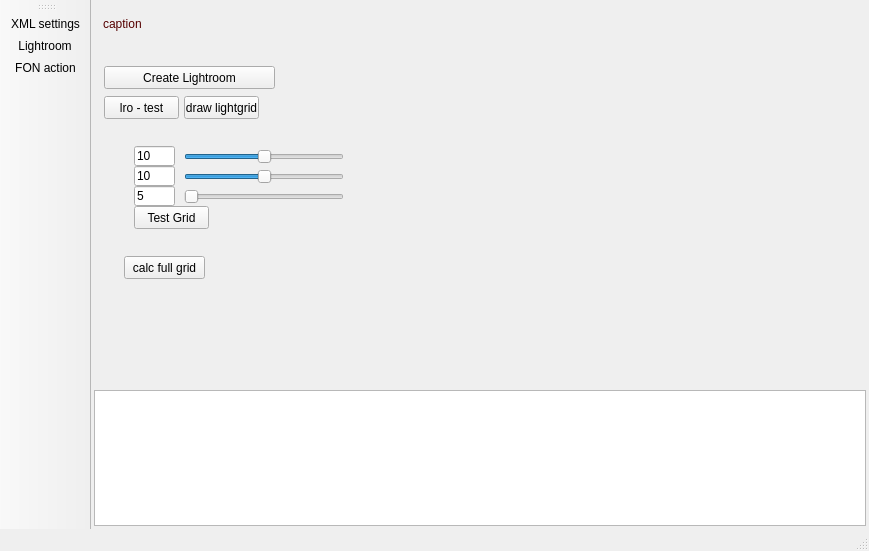
Before: the Qt Designer form fonstudio/mainwindow.ui in edfm-tum/iland-model, drawn with Qt 5.
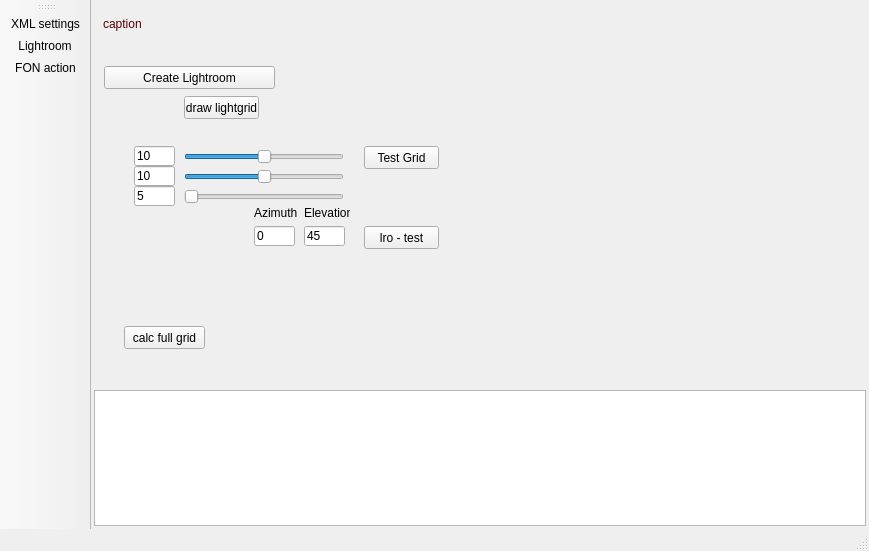
After: the same form once the commit is applied. Icons and pictures are not drawn. Custom widgets are drawn as their Qt base class.

Diff of the .ui file:
```diff
--- a/fonstudio/mainwindow.ui
+++ b/fonstudio/mainwindow.ui
@@ -157,8 +157,8 @@
        <widget class="QPushButton" name="testLRO">
         <property name="geometry">
          <rect>
-          <x>10</x>
-          <y>50</y>
+          <x>270</x>
+          <y>180</y>
           <width>75</width>
           <height>23</height>
          </rect>
@@ -209,8 +209,8 @@
        <widget class="QPushButton" name="lroTestHemi">
         <property name="geometry">
          <rect>
-          <x>40</x>
-          <y>160</y>
+          <x>270</x>
+          <y>100</y>
           <width>75</width>
           <height>23</height>
          </rect>
@@ -223,7 +223,7 @@
         <property name="geometry">
          <rect>
           <x>30</x>
-          <y>210</y>
+          <y>280</y>
           <width>81</width>
           <height>23</height>
          </rect>
@@ -299,6 +299,58 @@
          <enum>Qt::Horizontal</enum>
         </property>
        </widget>
+       <widget class="QLineEdit" name="lrAzim">
+        <property name="geometry">
+         <rect>
+          <x>160</x>
+          <y>180</y>
+          <width>41</width>
+          <height>20</height>
+         </rect>
+        </property>
+        <property name="text">
+         <string>0</string>
+        </property>
+       </widget>
+       <widget class="QLineEdit" name="lrElevation">
+        <property name="geometry">
+         <rect>
+          <x>210</x>
+          <y>180</y>
+          <width>41</width>
+          <height>20</height>
+         </rect>
+        </property>
+        <property name="text">
+         <string>45</string>
+        </property>
+       </widget>
+       <widget class="QLabel" name="label_4">
+        <property name="geometry">
+         <rect>
+          <x>160</x>
+          <y>160</y>
+          <width>46</width>
+          <height>14</height>
+         </rect>
+        </property>
+        <property name="text">
+         <string>Azimuth</string>
+        </property>
+       </widget>
+       <widget class="QLabel" name="label_5">
+        <property name="geometry">
+         <rect>
+          <x>210</x>
+          <y>160</y>
+          <width>46</width>
+          <height>14</height>
+         </rect>
+        </property>
+        <property name="text">
+         <string>Elevation</string>
+        </property>
+       </widget>
       </widget>
       <widget class="QWidget" name="pageFON">
        <layout class="QVBoxLayout" name="verticalLayout_2">
```
Left out of the diff: 12 changed lines with no effect on the pictures.
